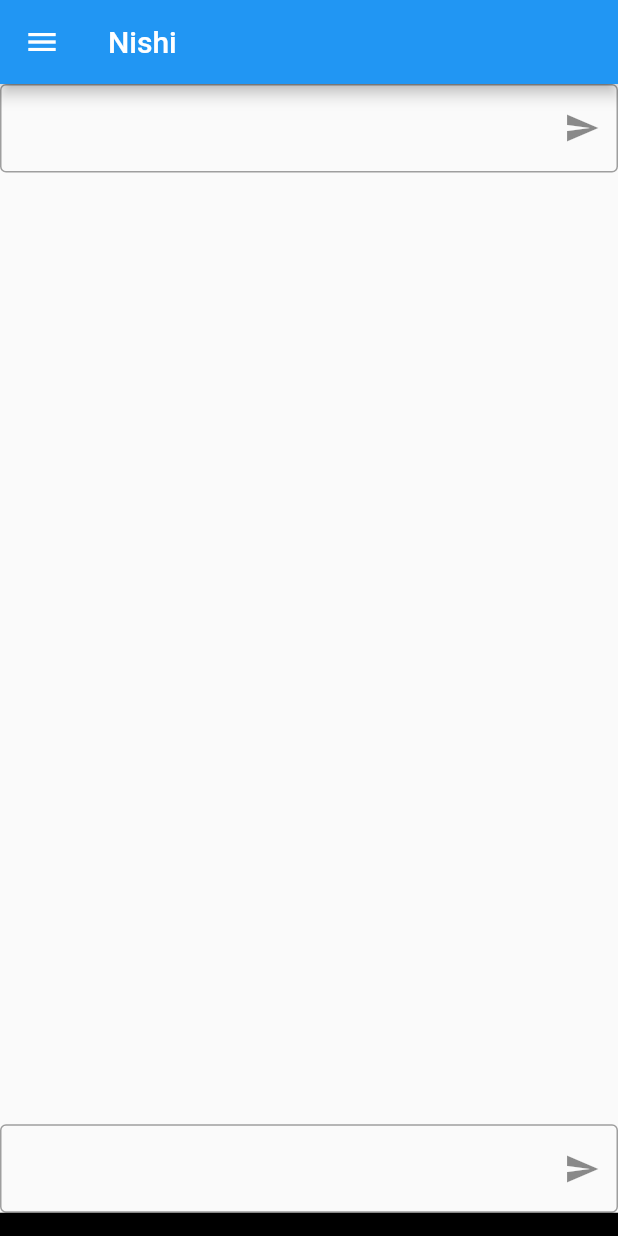
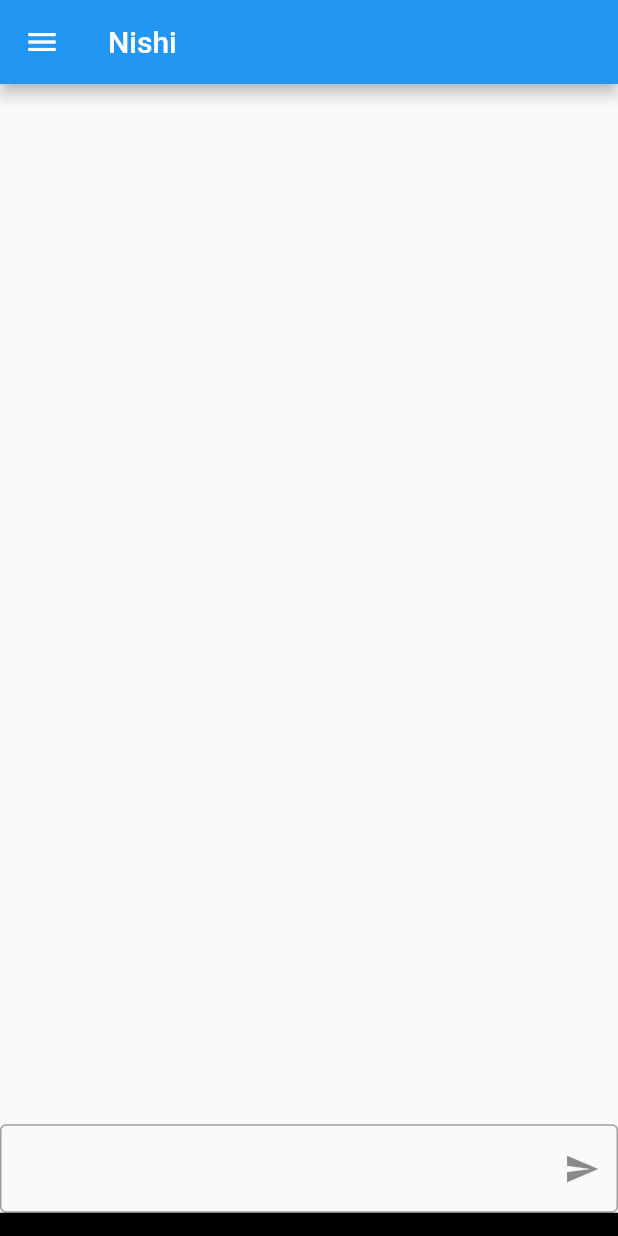
Before and after one commit to sambhavnoobcoder/chat-app, a Flutter app: the screen it shows after launch, after a tap on "Get Started", on a phone screen of 412 x 824 dp. Run offline on Flutter 3.47's test engine with Material 2 defaults, Android fonts, the phone set to English and light mode, and no system bars.

Commit message:
clean chats.dart move sendREQ to utils.dart

```diff
--- a/lib/chats.dart
+++ b/lib/chats.dart
@@ -1,9 +1,7 @@
-import 'dart:convert';
-
 import 'package:flutter/material.dart';
-import 'package:http/http.dart' as http;
 
 import 'globals.dart' as globals;
+import 'utils.dart' as utils;
 
 class ChatHome extends StatefulWidget {
   const ChatHome({super.key});
@@ -34,7 +32,6 @@ class _ChatHomeState extends State<ChatHome> {
         ),
         body: Column(
           children: [
-            const SenderAddressBox(),
             Column(
               mainAxisAlignment: MainAxisAlignment.end,
               mainAxisSize: MainAxisSize.max,
@@ -55,22 +52,6 @@ class _ChatHomeState extends State<ChatHome> {
       ),
     );
   }
-}
-
-void sendREQ(TextEditingController ctlr, queue) {
-  http.post(
-    Uri.parse('http://141.148.198.149:7777/newMessage'),
-    headers: <String, String>{
-      'Content-Type': 'application/json; charset=UTF-8',
-    },
-    body: jsonEncode({
-      "status": "ok",
-      "channel": "divya",
-      "ID": 69,
-      "body": ctlr.text,
-      "queue": queue
-    }),
-  );
 }
 
 class UserMessageBox extends StatelessWidget {
@@ -98,7 +79,7 @@ class UserMessageBox extends StatelessWidget {
                 onPressed: () {
                   globals.message = userInput.text;
                   notifyParent();
-                  sendREQ(userInput, globals.globalString);
+                  utils.sendREQ(userInput, globals.globalString);
                   userInput.clear();
                 },
               ),
@@ -109,44 +90,6 @@ class UserMessageBox extends StatelessWidget {
           height: 15.5,
           color: Colors.black,
         )
-      ],
-    );
-  }
-}
-
-class SenderAddressBox extends StatelessWidget {
-  const SenderAddressBox({super.key});
-
-  @override
-  Widget build(BuildContext context) {
-    final senderAddress = TextEditingController();
-
-    return Column(
-      crossAxisAlignment: CrossAxisAlignment.center,
-      mainAxisSize: MainAxisSize.max,
-      mainAxisAlignment: MainAxisAlignment.start,
-      children: [
-        FractionallySizedBox(
-          widthFactor: 1,
-          child: TextField(
-            controller: senderAddress,
-            decoration: InputDecoration(
-              enabledBorder: const OutlineInputBorder(
-                borderSide: BorderSide(
-                  color: Colors.grey,
-                ),
-              ),
-              border: const OutlineInputBorder(),
-              suffixIcon: IconButton(
-                icon: const Icon(Icons.send),
-                onPressed: () {
-                  globals.globalString = senderAddress.text;
-                },
-              ),
-            ),
-          ),
-        ),
-        const SizedBox(height: 20)
       ],
     );
   }
--- /dev/null
+++ b/lib/utils.dart
@@ -0,0 +1,20 @@
+import 'dart:convert';
+
+import 'package:flutter/material.dart';
+
+void sendREQ(TextEditingController ctlr, queue) {
+  var http;
+  http.post(
+    Uri.parse('http://141.148.198.149:7777/newMessage'),
+    headers: <String, String>{
+      'Content-Type': 'application/json; charset=UTF-8',
+    },
+    body: jsonEncode({
+      "status": "ok",
+      "channel": "divya",
+      "ID": 69,
+      "body": ctlr.text,
+      "queue": queue
+    }),
+  );
+}
```
